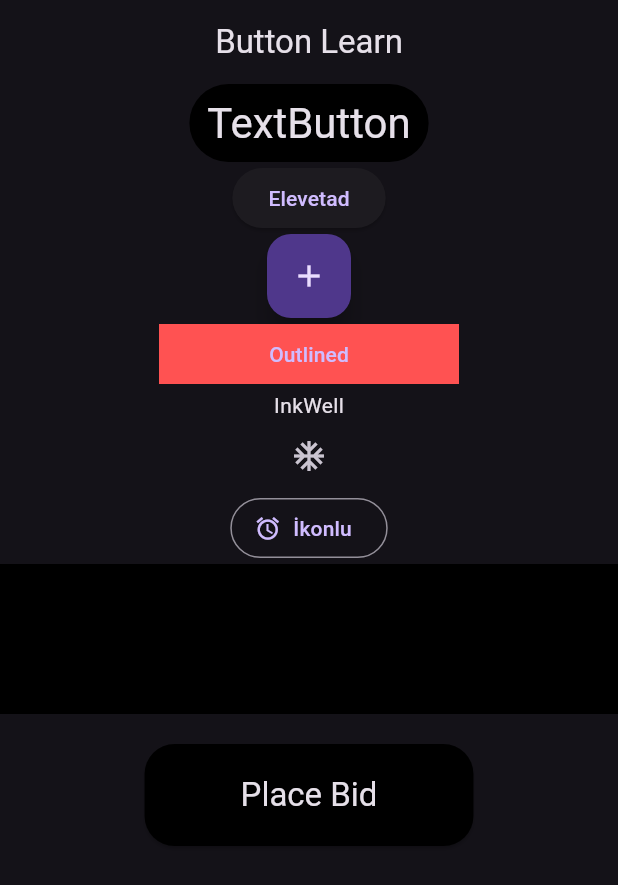
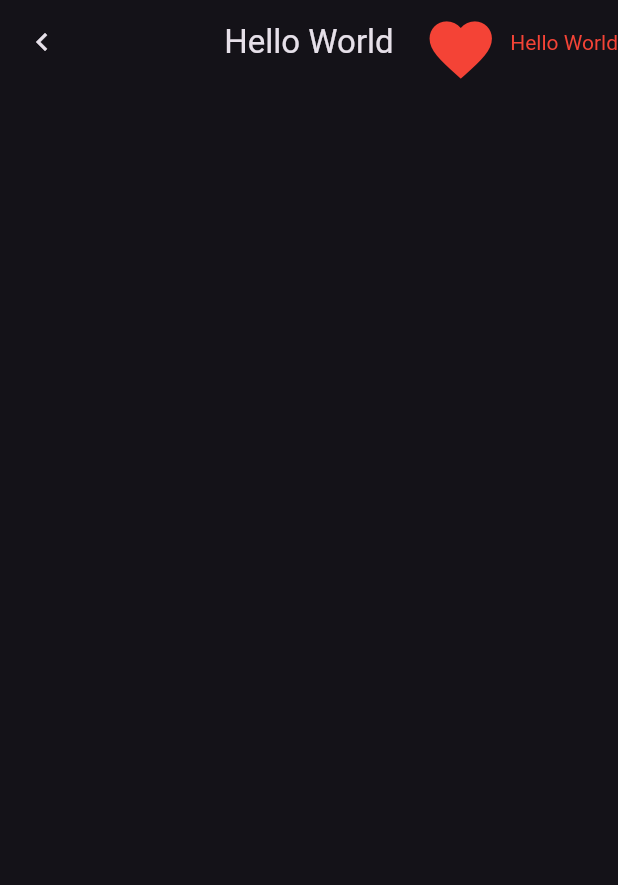
Before and after one commit to SertacN/flutter_learn, a Flutter app: the screen it shows after launch, on a phone screen of 412 x 824 dp. Shown: the top 885 px of the screen. Run offline on Flutter 3.47's test engine with Material 3 defaults, Android fonts, the phone set to English and light mode, and no system bars.

Commit message:
appbar learn

```diff
--- /dev/null
+++ b/flutter_learn/lib/100/appbar_learn.dart
@@ -0,0 +1,29 @@
+import 'package:flutter/material.dart';
+
+class AppbarLearn extends StatelessWidget {
+  const AppbarLearn({super.key});
+  final String _title = 'Hello World';
+  @override
+  Widget build(BuildContext context) {
+    return Scaffold(
+      appBar: AppBar(
+        title: Text(_title),
+        automaticallyImplyLeading: false, // back butonu otomatik gelmesin
+        toolbarTextStyle: const TextStyle(color: Colors.red),
+        leading:
+            IconButton(onPressed: () {}, icon: const Icon(Icons.chevron_left)),
+        actionsIconTheme: const IconThemeData(color: Colors.red, size: 50),
+        actions: [
+          IconButton(onPressed: () {}, icon: const Icon(Icons.favorite)),
+          Text(_title)
+          // Projede ortak kullanılabilecek her şey main.dart'ta
+          // centerTitle: true,
+          // backgroundColor: Colors.transparent,
+          // elevation: 0,
+          // systemOverlayStyle: SystemUiOverlayStyle.light,
+          // const Center(child: CircularProgressIndicator())
+        ],
+      ),
+    );
+  }
+}
--- a/flutter_learn/lib/main.dart
+++ b/flutter_learn/lib/main.dart
@@ -1,5 +1,7 @@
 import 'package:flutter/material.dart';
-import 'package:flutter_learn/100/button_learn.dart';
+import 'package:flutter/services.dart';
+import 'package:flutter_learn/100/appbar_learn.dart';
+// import 'package:flutter_learn/100/button_learn.dart';
 // import 'package:flutter_learn/100/container_sized_box_learn.dart';
 // import 'package:flutter_learn/100/scaffold_learn.dart';
 // import 'package:flutter_learn/100/text_learn_view.dart';
@@ -17,8 +19,14 @@ class MyApp extends StatelessWidget {
     return MaterialApp(
       title: 'Flutter Demo',
       debugShowCheckedModeBanner: false,
-      theme: ThemeData.dark(),
-      home: const ButtonLearn(),
+      theme: ThemeData.dark().copyWith(
+          appBarTheme: const AppBarTheme(
+        backgroundColor: Colors.transparent,
+        centerTitle: true,
+        elevation: 0,
+        systemOverlayStyle: SystemUiOverlayStyle.light,
+      )),
+      home: const AppbarLearn(),
     );
   }
 }
```
Also changed, not shown: 7 other files.
